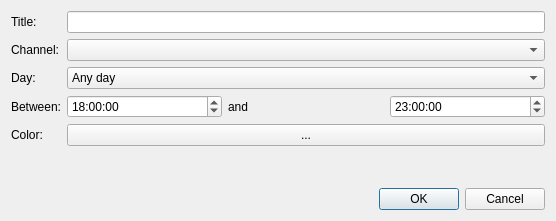
rweather/tvguide, file src/bookmarkitemeditor.ui: the form before one commit.
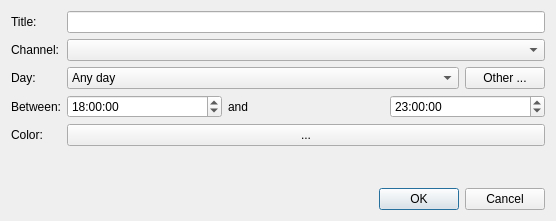
The form after the commit.

The edit to the form file:
```diff
--- a/src/bookmarkitemeditor.ui
+++ b/src/bookmarkitemeditor.ui
@@ -44,7 +44,15 @@
       </widget>
      </item>
      <item row="2" column="1">
+      <layout class="QHBoxLayout" name="horizontalLayout_2">
+       <item>
       <widget class="QComboBox" name="dayOfWeekCombo">
+         <property name="sizePolicy">
+          <sizepolicy hsizetype="MinimumExpanding" vsizetype="Fixed">
+           <horstretch>0</horstretch>
+           <verstretch>0</verstretch>
+          </sizepolicy>
+         </property>
        <item>
         <property name="text">
          <string>Any day</string>
@@ -90,7 +98,21 @@
          <string>Monday to Friday</string>
         </property>
        </item>
-      </widget>
+         <item>
+          <property name="text">
+           <string>Saturday and Sunday</string>
+          </property>
+         </item>
+        </widget>
+       </item>
+       <item>
+        <widget class="QPushButton" name="otherDay">
+         <property name="text">
+          <string>Other ...</string>
+         </property>
+        </widget>
+       </item>
+      </layout>
      </item>
      <item row="3" column="0">
       <widget class="QLabel" name="label_4">
```
Left out of the diff: 10 changed lines with no effect on the pictures. Lines whose indentation alone changed are shown as unchanged.
